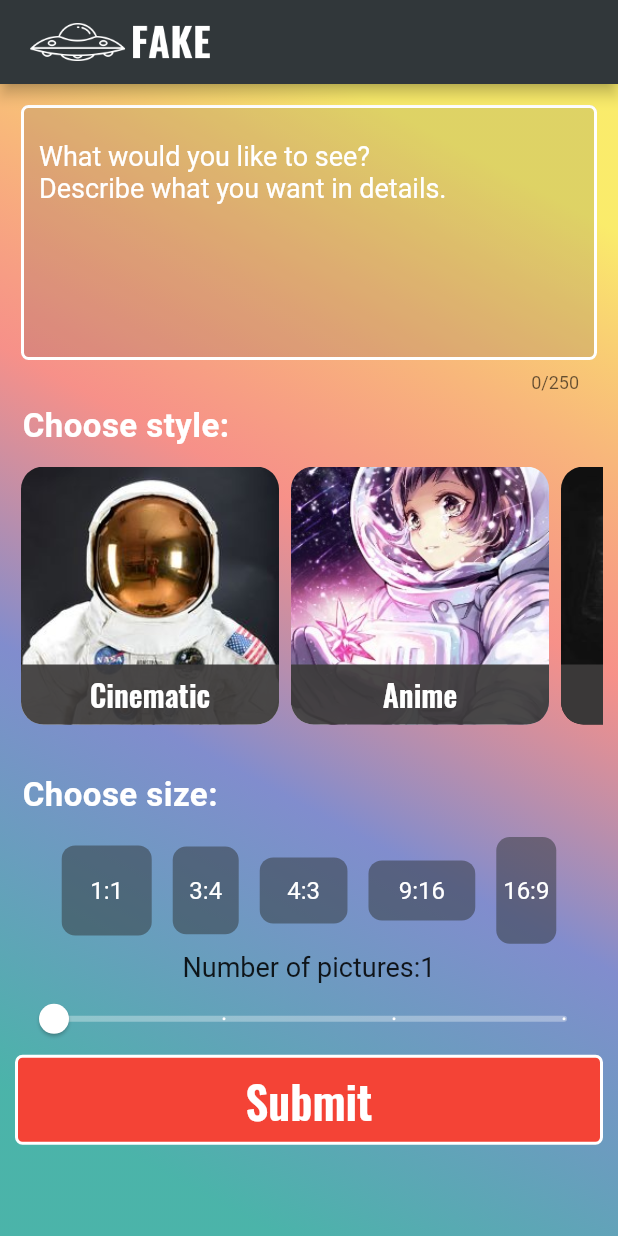
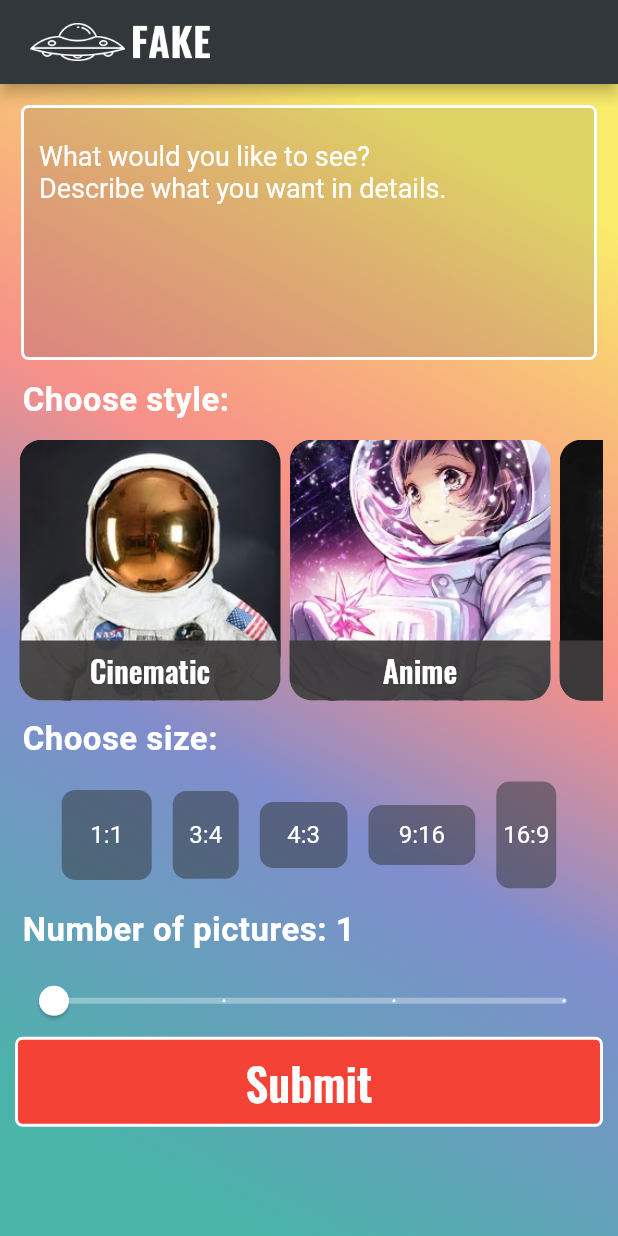
Before and after one commit to EugeneAndMonty/ai_frontend_ios_andr, a Flutter app: the screen it shows after launch, on a phone screen of 412 x 824 dp. Run offline on Flutter 3.47's test engine with Material 2 defaults, Android fonts, the phone set to English and light mode, and no system bars.

Commit message:
style improvement

```diff
--- a/lib/chooseNumber.dart
+++ b/lib/chooseNumber.dart
@@ -13,9 +13,17 @@ class _chooseNumberState extends State<ChooseNumber> {
   @override
   Widget build(BuildContext context) {
     return Column(children: [
-      Text(
-        'Number of pictures:' + numberOfPictures.round().toInt().toString(),
-        style: TextStyle(fontSize: 18),
+      Container(
+        margin: EdgeInsets.symmetric(vertical: 10, horizontal: 5),
+        width: double.infinity,
+        child: Text(
+          'Number of pictures: ' + numberOfPictures.round().toInt().toString(), textAlign: TextAlign.left,
+          style: TextStyle(
+                letterSpacing: 0.3,
+                fontSize: 22,
+                fontWeight: FontWeight.w700,
+                color: Colors.white),
+        ),
       ),
       Slider(
         thumbColor: Colors.white,
--- a/lib/chooseStyle.dart
+++ b/lib/chooseStyle.dart
@@ -6,7 +6,7 @@ class ChooseStyle extends StatelessWidget {
   @override
   Widget build(BuildContext context) {
     return Container(
-        margin: EdgeInsets.symmetric(vertical: 5, horizontal: 5),
+        margin: EdgeInsets.symmetric(vertical: 10, horizontal: 5),
         child: Text(
           'Choose style:',
           style: TextStyle(
--- a/lib/horizontalScrollWidget.dart
+++ b/lib/horizontalScrollWidget.dart
@@ -25,7 +25,6 @@ class HorizontalScrollWidgetState extends State<HorizontalScrollWidget> {
     return Container(
       height: 180,
       width: double.infinity,
-      margin: EdgeInsets.only(bottom: 20, top: 5),
       child: GridView.count(
         crossAxisCount: 1,
         scrollDirection: Axis.horizontal,
@@ -72,7 +71,7 @@ class HorizontalScrollWidgetState extends State<HorizontalScrollWidget> {
                               image: AssetImage(
                                   pdata[1]), //dynamically generated
                               fit: BoxFit.fitWidth)),
-                      margin: EdgeInsets.all(4),
+                      margin: EdgeInsets.all(3),
                       child: Align(
                         alignment: Alignment.bottomCenter,
                         child: Container(
--- a/lib/textInput.dart
+++ b/lib/textInput.dart
@@ -25,7 +25,7 @@ class _textInputState extends State<textInput> {
             keyboardAppearance: Brightness.dark,
             style: TextStyle(fontSize: 22, color: Colors.white),
             maxLines: 5,
-            maxLength: 250,
+            // maxLength: 250,
             decoration: InputDecoration(
                 filled: true,
                 fillColor: Color.fromARGB(39, 69, 70, 71),
```
